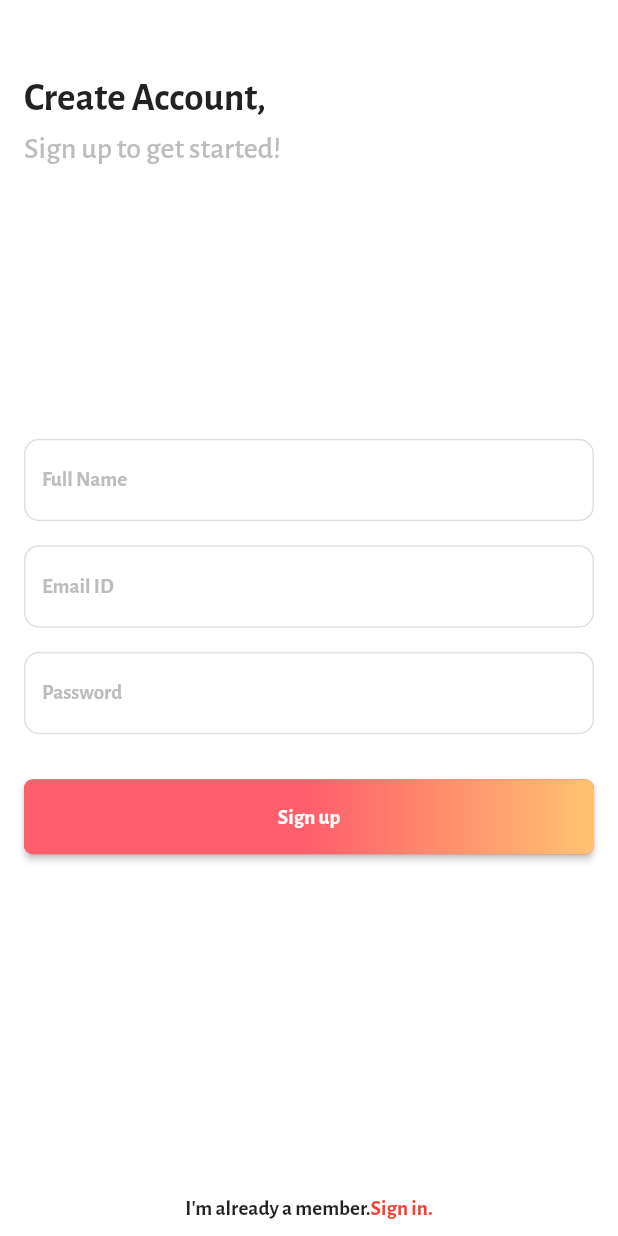
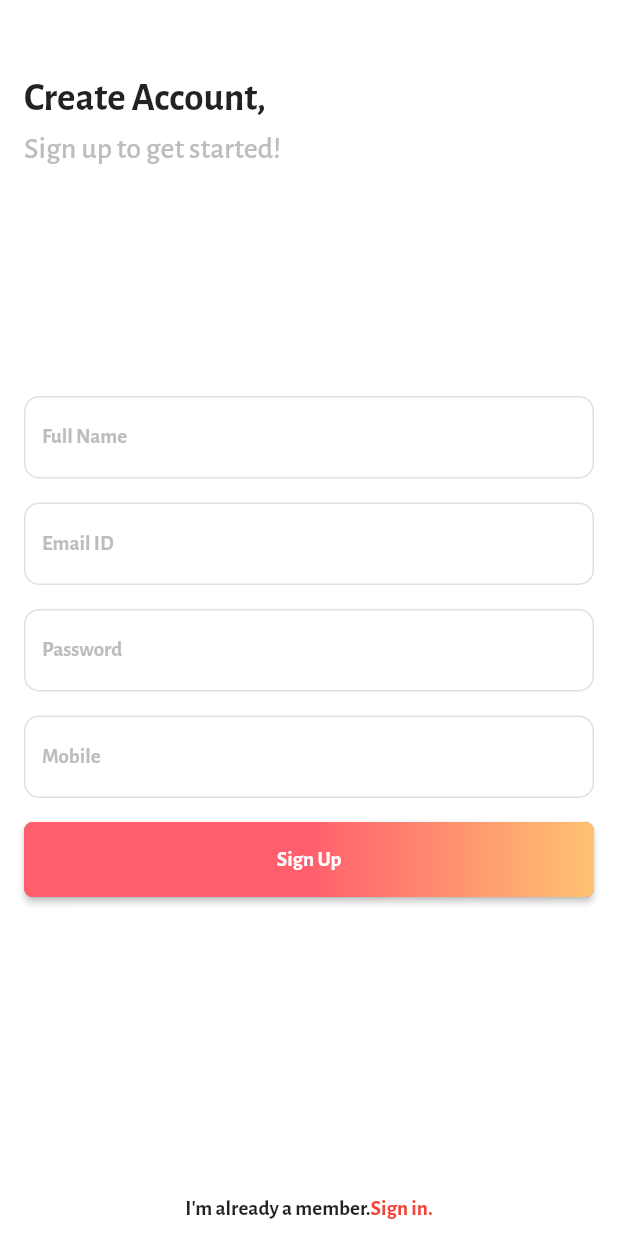
Before and after one commit to adarshvs6665/fuel_station, a Flutter app: the SignupPage screen opened directly, on a phone screen of 412 x 824 dp. Run offline on Flutter 3.47's test engine with Material 2 defaults, Android fonts, the light colour scheme and no system bars; our stand-ins replace animate_do, fluttertoast, geolocator, get, get_storage, google_maps_flutter and 2 more; missing offline and left inert: advance_notification, bottom_bar_matu, geolocator_platform_interface; accounts and stored records are empty.

Commit message:
signup page completed

```diff
--- a/lib/screens/signup.dart
+++ b/lib/screens/signup.dart
@@ -1,10 +1,73 @@
+import 'dart:convert';
+
 import 'package:flutter/material.dart';
+import 'package:fluttertoast/fluttertoast.dart';
 import 'package:get/get.dart';
+import 'package:http/http.dart' as http;
+import '../utils/constants.dart';
 
 class SignupPage extends StatelessWidget {
+  final emailController = TextEditingController();
+  final passwordController = TextEditingController();
+  final nameController = TextEditingController();
+  final mobileController = TextEditingController();
+
+  Future<void> signupUser() async {
+    final email = emailController.text;
+    final password = passwordController.text;
+    final name = nameController.text;
+    final mobile = mobileController.text;
+
+    const url =
+        '$baseUrl/create-user'; // Replace with your API endpoint
+
+    try {
+      final headers = {'Content-Type': 'application/json'};
+      final payload = jsonEncode({
+        'email': email,
+        'password': password,
+        'name': name,
+        'mobile': mobile,
+      });
+      final response =
+          await http.post(Uri.parse(url), headers: headers, body: payload);
+
+      final responseData = jsonDecode(response.body);
+      if (response.statusCode == 200) {
+        // final responseMessage = "registered";
+        final responseMessage = responseData['message'];
+        Fluttertoast.showToast(
+            msg: responseMessage,
+            toastLength: Toast.LENGTH_SHORT,
+            gravity: ToastGravity.BOTTOM,
+            timeInSecForIosWeb: 1,
+            backgroundColor: Colors.orange,
+            textColor: Colors.white,
+            fontSize: 6.0);
+
+            Get.back();
+      } else {
+        // Handle API error
+        final responseMessage = responseData['message'];
+        Fluttertoast.showToast(
+            msg: responseMessage,
+            toastLength: Toast.LENGTH_SHORT,
+            gravity: ToastGravity.BOTTOM,
+            timeInSecForIosWeb: 1,
+            backgroundColor: Colors.orange,
+            textColor: Colors.white,
+            fontSize: 6.0);
+      }
+    } catch (e) {
+      // Handle network error
+      print('Network Error: $e');
+    }
+  }
+
   @override
   Widget build(BuildContext context) {
     return Scaffold(
+      resizeToAvoidBottomInset: false,
       backgroundColor: Colors.white,
       body: SafeArea(
         child: Container(
@@ -35,6 +98,7 @@ class SignupPage extends StatelessWidget {
               Column(
                 children: <Widget>[
                   TextField(
+                    controller: nameController,
                     decoration: InputDecoration(
                       labelText: "Full Name",
                       labelStyle: TextStyle(
@@ -56,6 +120,7 @@ class SignupPage extends StatelessWidget {
                     height: 16,
                   ),
                   TextField(
+                    controller: emailController,
                     decoration: InputDecoration(
                       labelText: "Email ID",
                       labelStyle: TextStyle(
@@ -77,6 +142,7 @@ class SignupPage extends StatelessWidget {
                     height: 16,
                   ),
                   TextField(
+                    controller: passwordController,
                     obscureText: true,
                     decoration: InputDecoration(
                       labelText: "Password",
@@ -96,7 +162,29 @@ class SignupPage extends StatelessWidget {
                     ),
                   ),
                   const SizedBox(
-                    height: 30,
+                    height: 16,
+                  ),
+                  TextField(
+                    controller: mobileController,
+                    decoration: InputDecoration(
+                      labelText: "Mobile",
+                      labelStyle: TextStyle(
+                          fontSize: 14,
+                          color: Colors.grey.shade400,
+                          fontWeight: FontWeight.w600),
+                      enabledBorder: OutlineInputBorder(
+                        borderRadius: BorderRadius.circular(10),
+                        borderSide: BorderSide(color: Colors.grey.shade300),
+                      ),
+                      focusedBorder: OutlineInputBorder(
+                        borderRadius: BorderRadius.circular(10),
+                        borderSide: const BorderSide(color: Colors.red),
+                      ),
+                      floatingLabelBehavior: FloatingLabelBehavior.auto,
+                    ),
+                  ),
+                  const SizedBox(
+                    height: 16,
                   ),
                   SizedBox(
                       height: 50,
@@ -131,18 +219,59 @@ class SignupPage extends StatelessWidget {
                             borderRadius: BorderRadius.circular(6),
                           ),
                           child: Container(
+                              height: 50,
+                              width: double.infinity,
+                              child: TextButton(
+                                onPressed: () {
+                                  signupUser();
+                                  // Get.to(const MainWrapper());
+                                },
+                                style: ButtonStyle(
+                                  padding: MaterialStateProperty.all<
+                                          EdgeInsetsGeometry>(
+                                      const EdgeInsets.all(0)),
+                                  shape: MaterialStateProperty.all<
+                                      RoundedRectangleBorder>(
+                                    RoundedRectangleBorder(
+                                      borderRadius: BorderRadius.circular(6),
+                                    ),
+                                  ),
+                                  backgroundColor:
+                                      MaterialStateProperty.all<Color>(
+                                          const Color(0xffff5f6d)),
+                                  foregroundColor:
+                                      MaterialStateProperty.all<Color>(
+                                          Colors.white),
+                                ),
+                                child: Ink(
+                                  decoration: BoxDecoration(
+                                    gradient: const LinearGradient(
+                                      begin: Alignment.centerLeft,
+                                      end: Alignment.centerRight,
+                                      colors: [
+                                        Color(0xffff5f6d),
+                                        Color(0xffff5f6d),
+                                        Color(0xffffc371),
+                                      ],
+                                    ),
+                                    borderRadius: BorderRadius.circular(6),
+                                  ),
+                                  child: Container(
                                     constraints: const BoxConstraints(
-                                maxHeight: 50, maxWidth: double.infinity),
+                                        maxWidth: double.infinity,
+                                        minHeight: 50),
                                     alignment: Alignment.center,
                                     child: const Text(
-                              "Sign up",
+                                      "Sign Up",
                                       style: TextStyle(
+                                        color: Colors.white,
                                         fontWeight: FontWeight.bold,
-                                color: Colors.white,
                                       ),
                                       textAlign: TextAlign.center,
                                     ),
                                   ),
+                                ),
+                              )),
                         ),
                       )),
                   const SizedBox(
```
Lines whose indentation alone changed are shown as unchanged.
